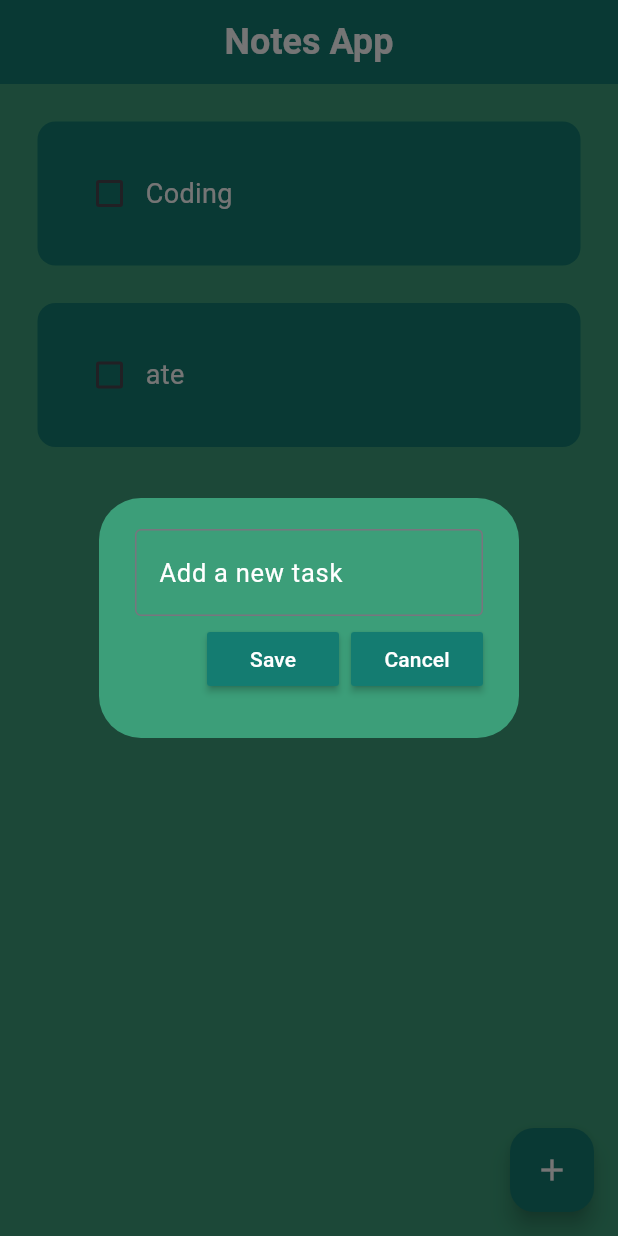
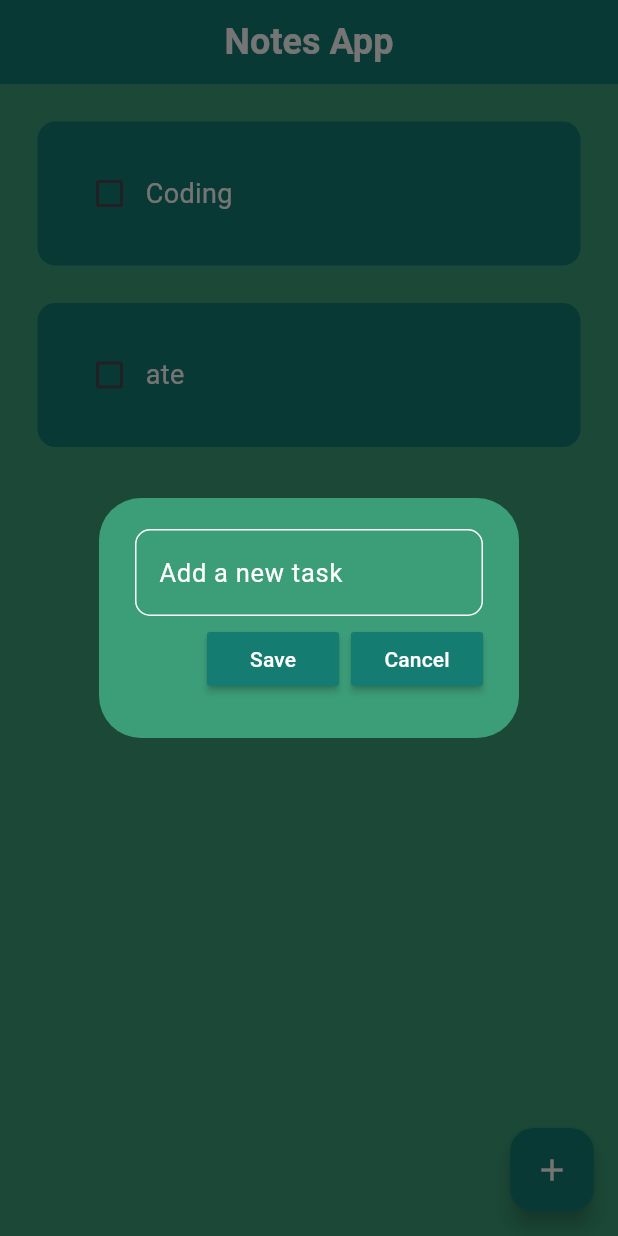
Before and after one commit to Idhamatta/notes-app, a Flutter app: the screen it shows after launch, after a tap on the "add" icon, on a phone screen of 412 x 824 dp. Run offline on Flutter 3.47's test engine with Material 3 defaults, Android fonts, the phone set to English and light mode, and no system bars; drawn by our look-alikes of flutter_slidable; our stand-ins replace hive, hive_flutter; accounts and stored records are empty.

Commit message:
updated 1.0.1

```diff
--- a/lib/util/dialog_box.dart
+++ b/lib/util/dialog_box.dart
@@ -25,9 +25,29 @@ class DialogBox extends StatelessWidget {
             TextField(
               controller: controller,
               decoration: InputDecoration(
-                  border: OutlineInputBorder(),
-                  hintText: 'Add a new task',
-                  hintStyle: TextStyle(color: Colors.white)),
+                border: OutlineInputBorder(
+                  borderRadius:
+                      BorderRadius.circular(10.0), // Mengatur radius border
+                  borderSide: BorderSide(
+                    color: Colors.white, // Warna border saat field tidak aktif
+                  ),
+                ),
+                enabledBorder: OutlineInputBorder(
+                  borderRadius: BorderRadius.circular(10.0),
+                  borderSide: BorderSide(
+                    color: Colors.white, // Warna border saat field tidak aktif
+                  ),
+                ),
+                focusedBorder: OutlineInputBorder(
+                  borderRadius: BorderRadius.circular(10.0),
+                  borderSide: BorderSide(
+                    color: Color(0xFF147c71), // Warna border saat field aktif
+                    width: 2.0, // Ketebalan border saat field aktif
+                  ),
+                ),
+                hintText: 'Add a new task',
+                hintStyle: TextStyle(color: Colors.white),
+              ),
               style: TextStyle(color: Colors.white, fontSize: 17),
             ),
 
```
